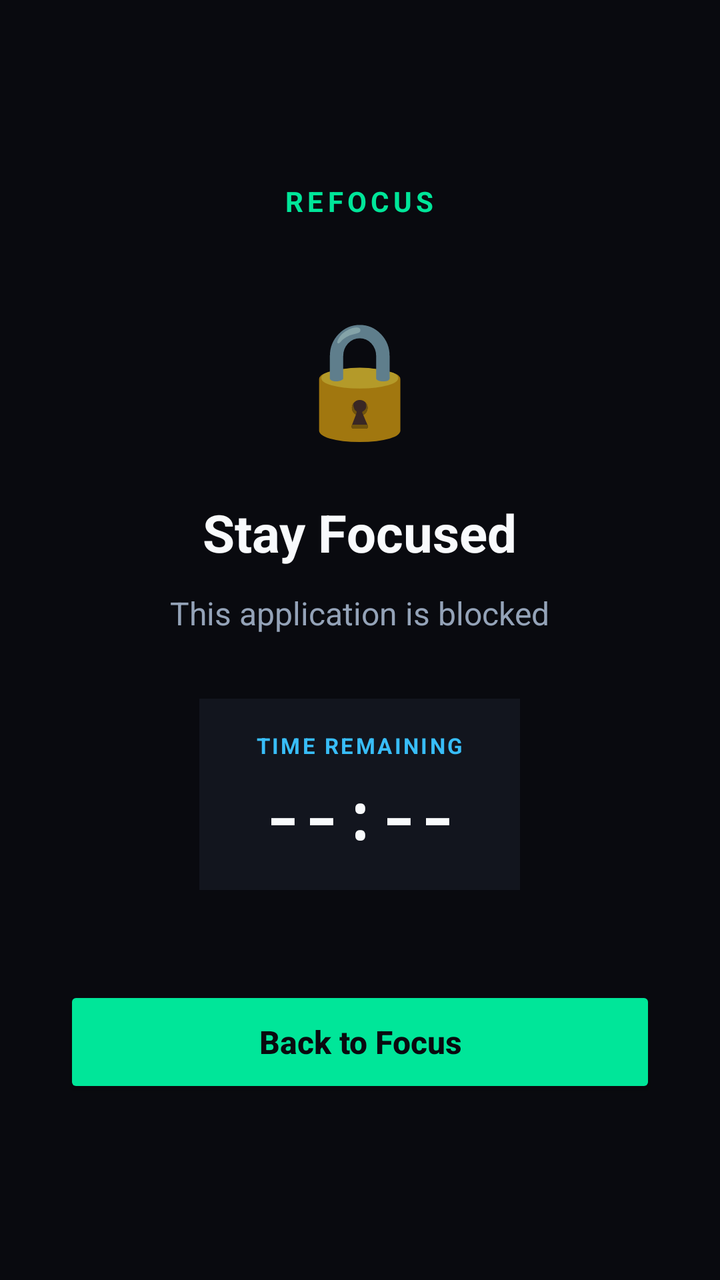
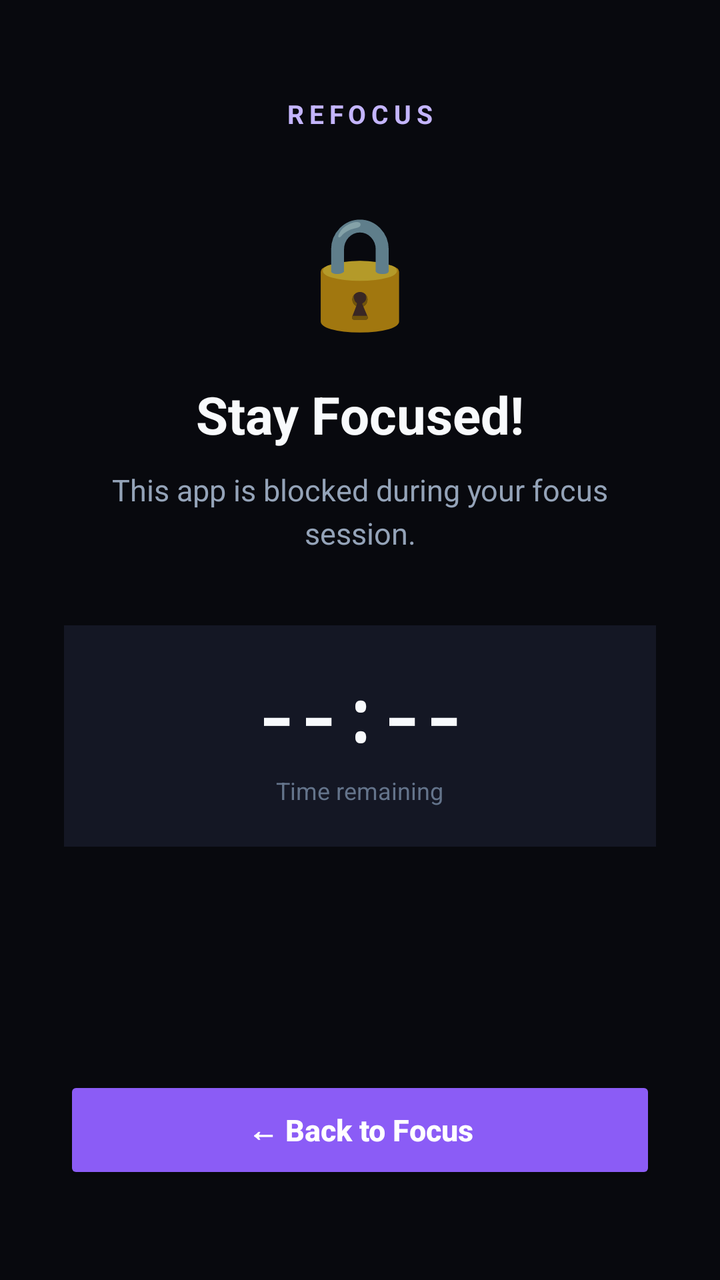

Two renders of the same Android screen: before a commit and after it. Below are the layout's source before the change and the commit's diff.
<!-- AndroidManifest.xml: activity theme Theme.AppCompat.NoActionBar -->
<!-- res/layout/activity_block.xml -->
<?xml version="1.0" encoding="utf-8"?>
<LinearLayout xmlns:android="http://schemas.android.com/apk/res/android"
    android:layout_width="match_parent"
    android:layout_height="match_parent"
    android:orientation="vertical"
    android:gravity="center"
    android:background="@color/bg_dark"
    android:padding="32dp">

    <TextView
        android:layout_width="wrap_content"
        android:layout_height="wrap_content"
        android:text="REFOCUS"
        android:textColor="@color/accent_teal"
        android:textSize="14sp"
        android:textStyle="bold"
        android:letterSpacing="0.15"
        android:layout_marginBottom="40dp" />

    <TextView
        android:layout_width="wrap_content"
        android:layout_height="wrap_content"
        android:text="🔒"
        android:textSize="56sp"
        android:layout_marginBottom="24dp" />

    <TextView
        android:layout_width="wrap_content"
        android:layout_height="wrap_content"
        android:text="Stay Focused"
        android:textColor="@color/text_primary"
        android:textSize="26sp"
        android:textStyle="bold"
        android:layout_marginBottom="12dp" />

    <TextView
        android:id="@+id/tvBlockedAppName"
        android:layout_width="wrap_content"
        android:layout_height="wrap_content"
        android:text="This application is blocked"
        android:textColor="@color/text_secondary"
        android:textSize="16sp"
        android:gravity="center"
        android:lineSpacingMultiplier="1.2"
        android:layout_marginBottom="32dp" />

    <LinearLayout
        android:layout_width="wrap_content"
        android:layout_height="wrap_content"
        android:orientation="vertical"
        android:gravity="center"
        android:background="@color/bg_card"
        android:paddingStart="28dp"
        android:paddingEnd="28dp"
        android:paddingTop="16dp"
        android:paddingBottom="16dp"
        android:layout_marginBottom="48dp">

        <TextView
            android:layout_width="wrap_content"
            android:layout_height="wrap_content"
            android:text="TIME REMAINING"
            android:textColor="@color/accent_cyan"
            android:textSize="11sp"
            android:textStyle="bold"
            android:letterSpacing="0.1"
            android:layout_marginBottom="6dp" />

        <TextView
            android:id="@+id/tvRemainingTime"
            android:layout_width="wrap_content"
            android:layout_height="wrap_content"
            android:text="--:--"
            android:textColor="@color/text_primary"
            android:textSize="32sp"
            android:textStyle="bold"
            android:fontFamily="monospace" />
    </LinearLayout>

    <Button
        android:id="@+id/btnBackToFocus"
        android:layout_width="match_parent"
        android:layout_height="56dp"
        android:text="Back to Focus"
        android:textAllCaps="false"
        android:textSize="16sp"
        android:textStyle="bold"
        android:textColor="@color/button_text"
        android:backgroundTint="@color/accent_teal" />

</LinearLayout>
<!-- resources referenced by this layout -->
<resources>
  <color name="accent_cyan">#38BDF8</color>
  <color name="accent_teal">#00E699</color>
  <color name="bg_card">#12151E</color>
  <color name="bg_dark">#090A0F</color>
  <color name="button_text">#090A0F</color>
  <color name="text_primary">#F8FAFC</color>
  <color name="text_secondary">#94A3B8</color>
</resources>

<!-- the commit's change to res/layout/activity_block.xml (unified diff, before → after) -->
@@ -5,66 +5,64 @@
     android:orientation="vertical"
     android:gravity="center"
     android:background="@color/bg_dark"
-    android:padding="32dp">
+    android:paddingStart="32dp"
+    android:paddingEnd="32dp"
+    android:paddingTop="48dp"
+    android:paddingBottom="48dp">
 
+    
     <TextView
         android:layout_width="wrap_content"
         android:layout_height="wrap_content"
         android:text="REFOCUS"
-        android:textColor="@color/accent_teal"
-        android:textSize="14sp"
+        android:textColor="@color/accent_lavender"
+        android:textSize="13sp"
         android:textStyle="bold"
-        android:letterSpacing="0.15"
-        android:layout_marginBottom="40dp" />
+        android:letterSpacing="0.2"
+        android:layout_marginBottom="32dp" />
 
+    
     <TextView
         android:layout_width="wrap_content"
         android:layout_height="wrap_content"
         android:text="🔒"
-        android:textSize="56sp"
-        android:layout_marginBottom="24dp" />
+        android:textSize="54sp"
+        android:layout_marginBottom="20dp" />
 
+    
     <TextView
         android:layout_width="wrap_content"
         android:layout_height="wrap_content"
-        android:text="Stay Focused"
+        android:text="Stay Focused!"
         android:textColor="@color/text_primary"
         android:textSize="26sp"
         android:textStyle="bold"
-        android:layout_marginBottom="12dp" />
+        android:layout_marginBottom="10dp" />
 
+    
     <TextView
         android:id="@+id/tvBlockedAppName"
         android:layout_width="wrap_content"
         android:layout_height="wrap_content"
-        android:text="This application is blocked"
+        android:text="This app is blocked during your focus session."
         android:textColor="@color/text_secondary"
-        android:textSize="16sp"
+        android:textSize="15sp"
         android:gravity="center"
         android:lineSpacingMultiplier="1.2"
-        android:layout_marginBottom="32dp" />
+        android:layout_marginBottom="36dp" />
 
+    
     <LinearLayout
-        android:layout_width="wrap_content"
+        android:layout_width="match_parent"
         android:layout_height="wrap_content"
         android:orientation="vertical"
         android:gravity="center"
         android:background="@color/bg_card"
-        android:paddingStart="28dp"
-        android:paddingEnd="28dp"
-        android:paddingTop="16dp"
-        android:paddingBottom="16dp"
-        android:layout_marginBottom="48dp">
-
-        <TextView
-            android:layout_width="wrap_content"
-            android:layout_height="wrap_content"
-            android:text="TIME REMAINING"
-            android:textColor="@color/accent_cyan"
-            android:textSize="11sp"
-            android:textStyle="bold"
-            android:letterSpacing="0.1"
-            android:layout_marginBottom="6dp" />
+        android:paddingStart="24dp"
+        android:paddingEnd="24dp"
+        android:paddingTop="20dp"
+        android:paddingBottom="20dp"
+        android:layout_marginBottom="40dp">
 
         <TextView
             android:id="@+id/tvRemainingTime"
@@ -72,20 +70,35 @@
             android:layout_height="wrap_content"
             android:text="--:--"
             android:textColor="@color/text_primary"
-            android:textSize="32sp"
+            android:textSize="36sp"
             android:textStyle="bold"
-            android:fontFamily="monospace" />
+            android:fontFamily="monospace"
+            android:letterSpacing="-0.02" />
+
+        <TextView
+            android:layout_width="wrap_content"
+            android:layout_height="wrap_content"
+            android:text="Time remaining"
+            android:textColor="@color/text_muted"
+            android:textSize="12sp"
+            android:layout_marginTop="6dp" />
     </LinearLayout>
 
+    <View
+        android:layout_width="match_parent"
+        android:layout_height="0dp"
+        android:layout_weight="1" />
+
+    
     <Button
         android:id="@+id/btnBackToFocus"
         android:layout_width="match_parent"
-        android:layout_height="56dp"
-        android:text="Back to Focus"
+        android:layout_height="54dp"
+        android:text="← Back to Focus"
         android:textAllCaps="false"
-        android:textSize="16sp"
+        android:textSize="15sp"
         android:textStyle="bold"
         android:textColor="@color/button_text"
-        android:backgroundTint="@color/accent_teal" />
+        android:backgroundTint="@color/accent_violet" />
 
 </LinearLayout>
<!-- resource entries referenced after the edit -->
@@ -1,10 +1,11 @@
 <!-- resources referenced by this layout -->
 <resources>
-  <color name="accent_cyan">#38BDF8</color>
-  <color name="accent_teal">#00E699</color>
-  <color name="bg_card">#12151E</color>
-  <color name="bg_dark">#090A0F</color>
-  <color name="button_text">#090A0F</color>
+  <color name="accent_lavender">#C4B5FD</color>
+  <color name="accent_violet">#8B5CF6</color>
+  <color name="bg_card">#141724</color>
+  <color name="bg_dark">#08090E</color>
+  <color name="button_text">#FFFFFF</color>
+  <color name="text_muted">#64748B</color>
   <color name="text_primary">#F8FAFC</color>
   <color name="text_secondary">#94A3B8</color>
 </resources>
